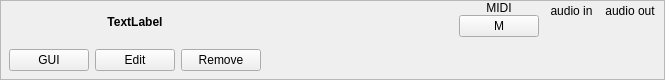
Qt form resources/ui/carla_plugin_calf.ui (falkTX/Carla) before a commit.
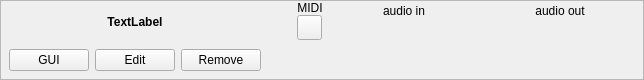
The same form after that commit. Icons and pictures are not drawn. Custom widgets are drawn as their Qt base class.

Commit message: More calf skin work, looking good

What changed in the file:
```diff
--- a/resources/ui/carla_plugin_calf.ui
+++ b/resources/ui/carla_plugin_calf.ui
@@ -6,7 +6,7 @@
    <rect>
     <x>0</x>
     <y>0</y>
-    <width>665</width>
+    <width>644</width>
     <height>80</height>
    </rect>
   </property>
@@ -103,8 +103,29 @@
      </item>
      <item>
       <widget class="LEDButton" name="led_midi">
+       <property name="minimumSize">
+        <size>
+         <width>25</width>
+         <height>25</height>
+        </size>
+       </property>
+       <property name="maximumSize">
+        <size>
+         <width>25</width>
+         <height>25</height>
+        </size>
+       </property>
        <property name="text">
-        <string>M</string>
+        <string/>
+       </property>
+       <property name="iconSize">
+        <size>
+         <width>25</width>
+         <height>25</height>
+        </size>
+       </property>
+       <property name="checkable">
+        <bool>true</bool>
        </property>
       </widget>
      </item>
@@ -139,7 +160,14 @@
       </widget>
      </item>
      <item>
-      <widget class="DigitalPeakMeter" name="peak_out" native="true"/>
+      <widget class="DigitalPeakMeter" name="peak_out" native="true">
+       <property name="minimumSize">
+        <size>
+         <width>150</width>
+         <height>0</height>
+        </size>
+       </property>
+      </widget>
      </item>
     </layout>
    </item>
@@ -159,7 +187,14 @@
       </widget>
      </item>
      <item>
-      <widget class="DigitalPeakMeter" name="peak_in" native="true"/>
+      <widget class="DigitalPeakMeter" name="peak_in" native="true">
+       <property name="minimumSize">
+        <size>
+         <width>150</width>
+         <height>0</height>
+        </size>
+       </property>
+      </widget>
      </item>
     </layout>
    </item>
```
The commit also changes 6 other files.
